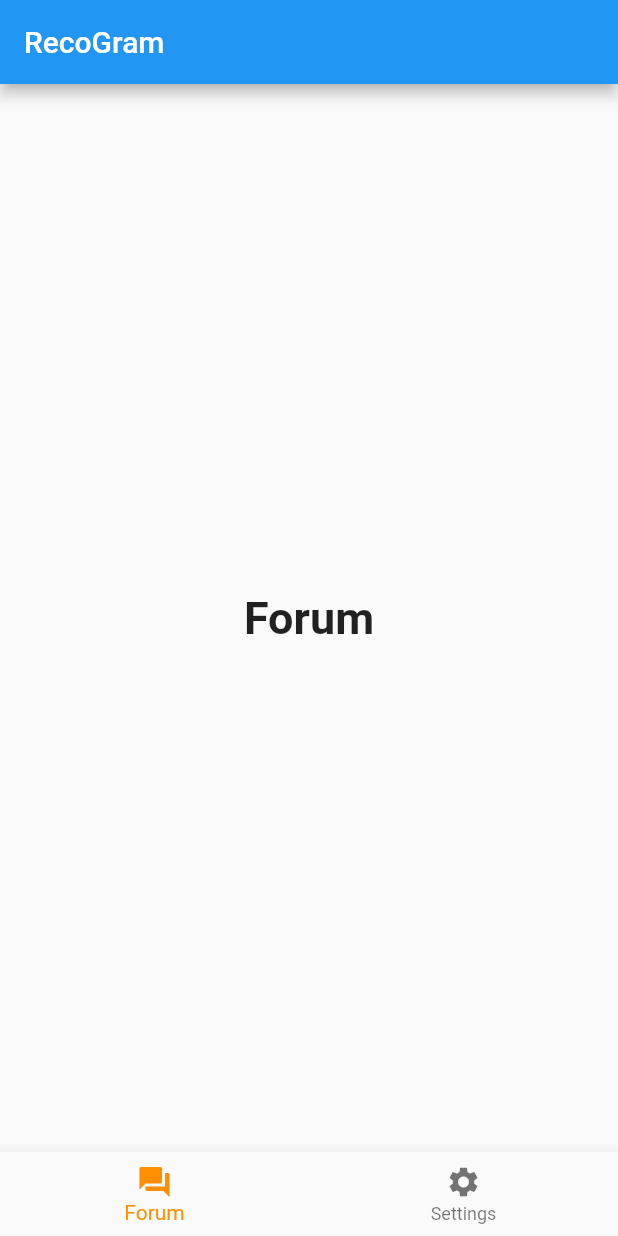
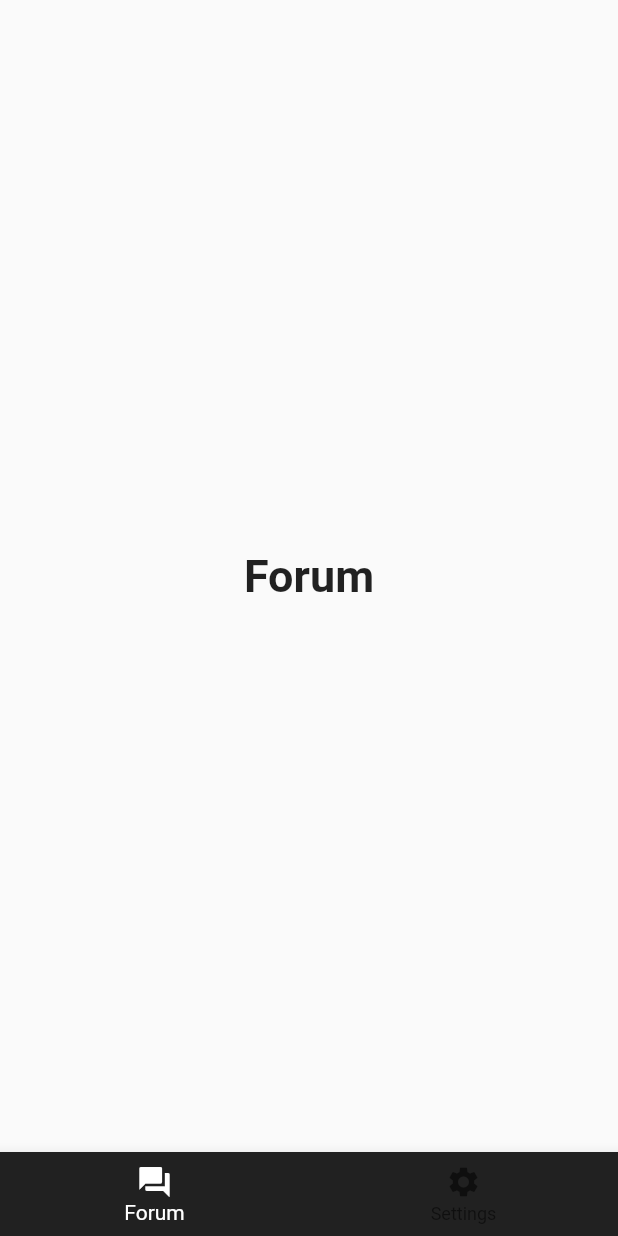
Before and after one commit to GDSC-BUK/sc-22.mobile, a Flutter app: the screen it shows after launch, on a phone screen of 412 x 824 dp. Run offline on Flutter 3.47's test engine with Material 2 defaults, Android fonts, the phone set to English and light mode, and no system bars.

Commit message:
removes app bar, adds forum and settings tab

```diff
--- a/lib/main.dart
+++ b/lib/main.dart
@@ -47,16 +47,11 @@
   @override
   Widget build(BuildContext context) {
     return Scaffold(
-      appBar: AppBar(
-        title: const Text(
-          'RecoGram',
-          style: TextStyle(color: Colors.white),
-        ),
-      ),
       body: Center(
         child: _widgetOptions.elementAt(_selectedIndex),
       ),
       bottomNavigationBar: BottomNavigationBar(
+        backgroundColor: Colors.grey[900],
         items: const <BottomNavigationBarItem>[
           BottomNavigationBarItem(
             icon: Icon(Icons.forum),
@@ -68,7 +63,7 @@
           ),
         ],
         currentIndex: _selectedIndex,
-        selectedItemColor: Colors.amber[800],
+        selectedItemColor: Colors.white,
         onTap: _onItemTapped,
       ),
     );
```
